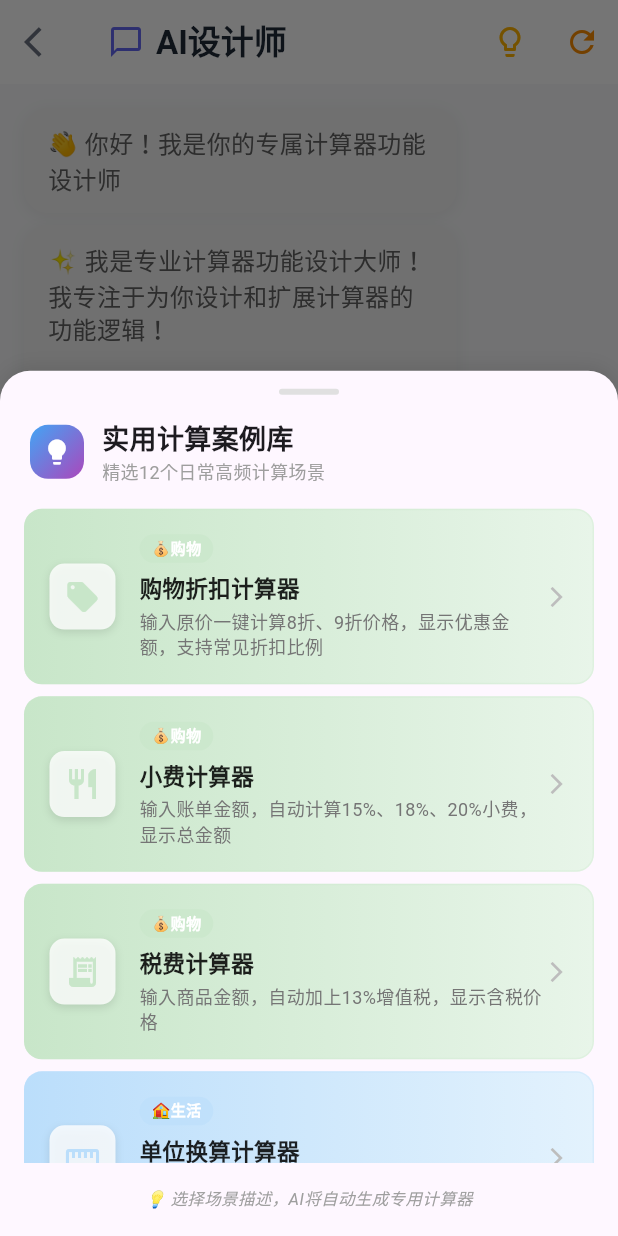
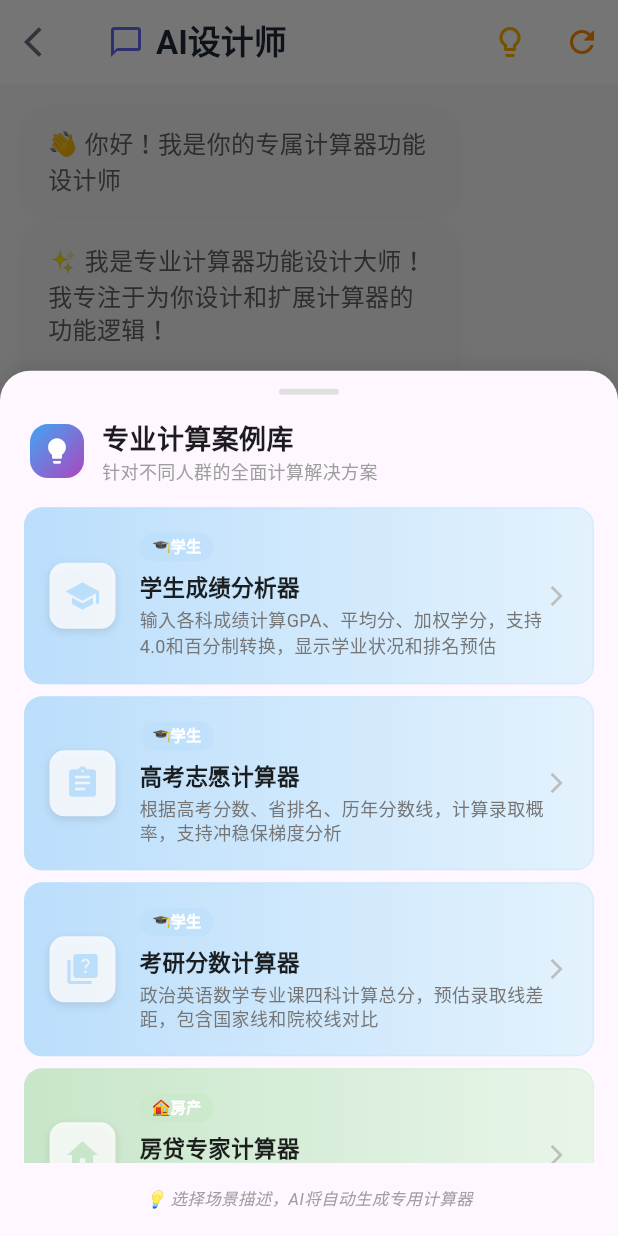
Before and after one commit to visionwise-nick/Queee-Calculator, a Flutter app: the AICustomizeScreen screen opened directly, after a tap on the "lightbulb outline" icon, on a phone screen of 412 x 824 dp. Run offline on Flutter 3.47's test engine with Material 3 defaults, Android fonts, the phone set to English and light mode, and no system bars; our stand-ins replace math_expressions, shared_preferences; accounts and stored records are empty; Roboto replaces fonts that are missing (SF Pro Display).

Commit message:
🎓【版本00093专业案例库升级】全面提升案例复杂度和针对性：
1）❌ 删除4个过于简单的案例：BMI计算器、百分比计算器、简单利息计算器、购物预算计算器，提升整体专业水准；

2）🎓 新增学生专用计算器(3个)：学生成绩分析器(GPA+加权学分+排名预估)、高考志愿计算器(录取概率+梯度分析)、考研分数计算器(四科总分+录取线对比)；

3）🏠 新增房产投资专家(2个)：房贷专家计算器(商贷公积金组合贷+等额本息本金对比+提前还款分析)、房产投资分析器(涨幅收益率+投资回报周期+完整成本分析)；

4）💼 新增投资理财专家(2个)：复利投资计算器(定投收益+复合增长率+多场景设置)、基金股票分析器(买卖收益+持仓成本+止盈止损+手续费税费)；

5）🔬 新增工程师科学计算器(1个)：完整三角函数对数指数统计函数+角度弧度转换+科学计数法+工程单位换算；

6）💰 保留生活理财助手(4个)：购物折扣、小费、税费、油耗计算器，满足日常需求；

7）🎨 视觉全面升级：专业计算案例库标题，按人群分组色彩体系(学生蓝色+房产绿色+投资紫色+工程灰色+生活橙色)，专业图标配置突出功能特色；

从简单案例升级为针对特定人群的全面计算解决方案，显著提升专业性和实用性，macOS编译成功。

```diff
--- a/lib/screens/ai_customize_screen.dart
+++ b/lib/screens/ai_customize_screen.dart
@@ -324,25 +324,27 @@ class _AICustomizeScreenState extends State<AICustomizeScreen>
 
   void _showQuickReplies() {
     final quickReplies = [
-      // 💰 日常购物场景 - 最高频实用
+      // 🎓 学生专用计算器 - 学业必备
+      '学生成绩分析器：输入各科成绩计算GPA、平均分、加权学分，支持4.0和百分制转换，显示学业状况和排名预估',
+      '高考志愿计算器：根据高考分数、省排名、历年分数线，计算录取概率，支持冲稳保梯度分析',
+      '考研分数计算器：政治英语数学专业课四科计算总分，预估录取线差距，包含国家线和院校线对比',
+
+      // 🏠 房产投资专家 - 购房必备
+      '房贷专家计算器：商业贷款、公积金贷款、组合贷款月供计算，等额本息等额本金对比，提前还款收益分析',
+      '房产投资分析器：房价涨幅、租金收益率、投资回报周期计算，包含税费、装修、空置期等完整成本分析',
+
+      // 💼 投资理财专家 - 财富管理
+      '复利投资计算器：定投收益、复合增长率计算，支持月定投年定投，可设置不同收益率和投资期限场景',
+      '基金股票分析器：买入卖出收益计算、持仓成本分析、止盈止损点设置，支持手续费和税费精确计算',
+
+      // 🔬 工程师科学计算器 - 专业工具
+      '工程师专用计算器：完整三角函数、对数指数、统计函数，支持角度弧度转换、科学计数法、工程单位换算',
+
+      // 💰 生活理财助手 - 日常必备
       '购物折扣计算器：输入原价一键计算8折、9折价格，显示优惠金额，支持常见折扣比例',
       '小费计算器：输入账单金额，自动计算15%、18%、20%小费，显示总金额',
       '税费计算器：输入商品金额，自动加上13%增值税，显示含税价格',
-
-      // 🏠 生活实用场景 - 简单实用
-      '单位换算计算器：支持常用单位转换，英寸转厘米、华氏度转摄氏度、磅转公斤',
-      'BMI计算器：输入身高体重，计算BMI指数，显示健康状态评估',
       '油耗计算器：输入里程和油费，计算每公里油耗成本',
-
-      // 📊 学习工作场景 - 高频使用
-      '百分比计算器：快速计算百分比、百分比增减、占比分析等常用百分比运算',
-      '平均分计算器：输入多个成绩，自动计算平均分、总分、最高最低分',
-      '进制转换计算器：支持二进制、八进制、十进制、十六进制之间任意转换',
-
-      // 💼 基础金融场景 - 简化版本
-      '汇率换算器：美元、欧元、日元与人民币互换，支持常见汇率计算',
-      '简单利息计算器：本金乘以利率计算利息，例如10000*0.05计算年利息',
-      '购物预算计算器：购物金额加减优惠券，计算实际支付金额',
     ];
 
     showModalBottomSheet(
@@ -403,14 +405,14 @@ class _AICustomizeScreenState extends State<AICustomizeScreen>
                             crossAxisAlignment: CrossAxisAlignment.start,
                             children: [
                               Text(
-                                '实用计算案例库',
+                                '专业计算案例库',
                                 style: TextStyle(
                                   fontSize: 18,
                                   fontWeight: FontWeight.bold,
                                 ),
                               ),
                               Text(
-                                '精选12个日常高频计算场景',
+                                '针对不同人群的全面计算解决方案',
                                 style: TextStyle(
                                   fontSize: 12,
                                   color: Colors.grey,
@@ -432,19 +434,20 @@ class _AICustomizeScreenState extends State<AICustomizeScreen>
                       itemBuilder: (context, index) {
                         // 按类别分组的颜色和图标
                         final colors = [
-                          // 购物场景 - 绿色系
-                          [Colors.green.shade100, Colors.green.shade50],
-                          [Colors.green.shade100, Colors.green.shade50],
-                          [Colors.green.shade100, Colors.green.shade50],
-                          // 生活实用 - 蓝色系
+                          // 学生专用计算器 - 蓝色系
                           [Colors.blue.shade100, Colors.blue.shade50],
                           [Colors.blue.shade100, Colors.blue.shade50],
                           [Colors.blue.shade100, Colors.blue.shade50],
-                          // 学习工作 - 紫色系
+                          // 房产投资专家 - 绿色系
+                          [Colors.green.shade100, Colors.green.shade50],
+                          [Colors.green.shade100, Colors.green.shade50],
+                          // 投资理财专家 - 紫色系
                           [Colors.purple.shade100, Colors.purple.shade50],
                           [Colors.purple.shade100, Colors.purple.shade50],
-                          [Colors.purple.shade100, Colors.purple.shade50],
-                          // 基础金融 - 橙色系
+                          // 工程师科学计算器 - 灰色系
+                          [Colors.grey.shade200, Colors.grey.shade100],
+                          // 生活理财助手 - 橙色系
+                          [Colors.orange.shade100, Colors.orange.shade50],
                           [Colors.orange.shade100, Colors.orange.shade50],
                           [Colors.orange.shade100, Colors.orange.shade50],
                           [Colors.orange.shade100, Colors.orange.shade50],
@@ -452,29 +455,31 @@ class _AICustomizeScreenState extends State<AICustomizeScreen>
 
                         final colorPair = colors[index % colors.length];
                         final icons = [
-                          // 购物场景
-                          Icons.local_offer,    // 折扣
-                          Icons.restaurant,     // 小费
-                          Icons.receipt_long,   // 税费
-                          // 生活实用
-                          Icons.straighten,     // 单位换算
-                          Icons.monitor_weight, // BMI
-                          Icons.local_gas_station, // 油耗
-                          // 学习工作
-                          Icons.percent,        // 百分比
-                          Icons.calculate,      // 平均分
-                          Icons.data_object,    // 进制转换
-                          // 基础金融
-                          Icons.currency_exchange, // 汇率
-                          Icons.calculate,      // 简单利息
-                          Icons.shopping_cart,  // 购物预算
+                          // 学生专用计算器
+                          Icons.school,         // 学生成绩分析器
+                          Icons.assignment,     // 高考志愿计算器
+                          Icons.quiz,           // 考研分数计算器
+                          // 房产投资专家
+                          Icons.home,           // 房贷专家计算器
+                          Icons.trending_up,    // 房产投资分析器
+                          // 投资理财专家
+                          Icons.account_balance, // 复利投资计算器
+                          Icons.show_chart,     // 基金股票分析器
+                          // 工程师科学计算器
+                          Icons.functions,      // 工程师专用计算器
+                          // 生活理财助手
+                          Icons.local_offer,    // 购物折扣计算器
+                          Icons.restaurant,     // 小费计算器
+                          Icons.receipt_long,   // 税费计算器
+                          Icons.local_gas_station, // 油耗计算器
                         ];
 
                         final categories = [
-                          '💰购物', '💰购物', '💰购物',
-                          '🏠生活', '🏠生活', '🏠生活',
-                          '📊学习', '📊学习', '📊学习',
-                          '💼金融', '💼金融', '💼金融',
+                          '🎓学生', '🎓学生', '🎓学生',
+                          '🏠房产', '🏠房产',
+                          '💼投资', '💼投资',
+                          '🔬工程',
+                          '💰生活', '💰生活', '💰生活', '💰生活',
                         ];
 
                         return Container(
```
